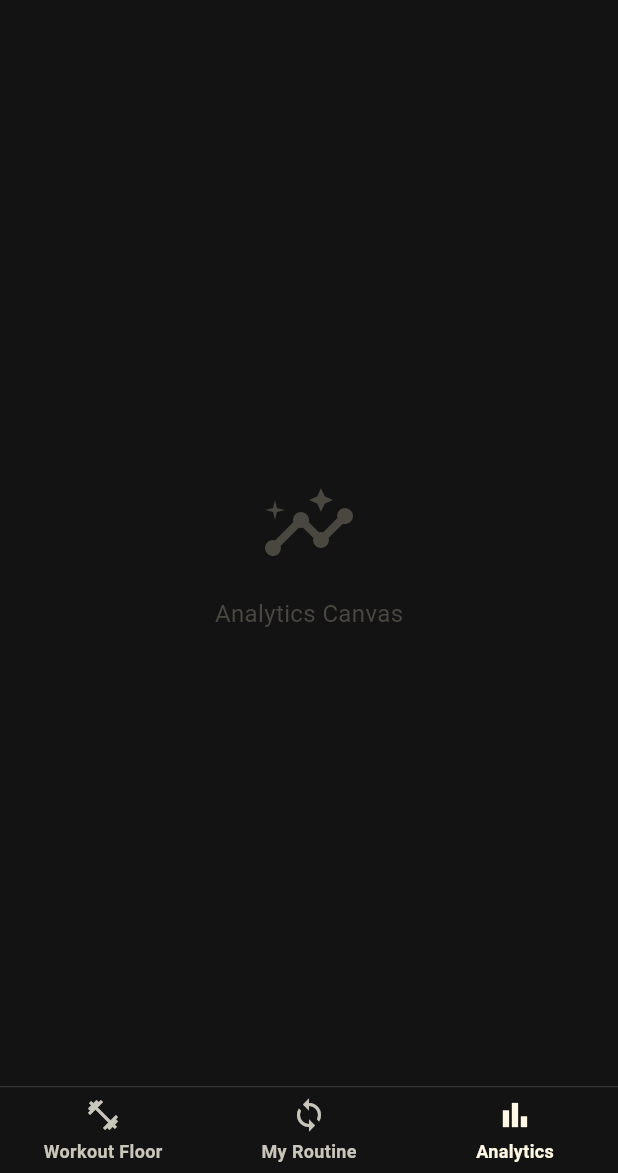
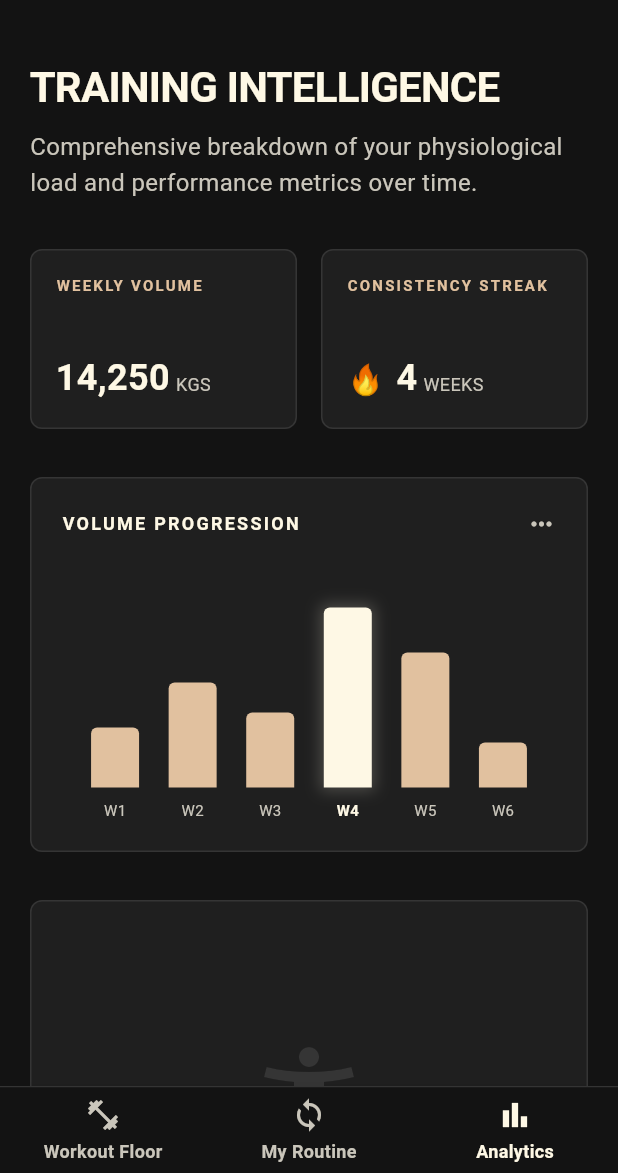
Before and after one commit to TugaGelo/Batak, a Flutter app: the screen it shows after launch, swiped to page 3, on a phone screen of 412 x 824 dp, the part 63-1236 px from its top. Run offline on Flutter 3.47's test engine with Material 3 defaults, Android fonts, the phone set to English and light mode, and no system bars; our stand-ins replace drift, drift_flutter, flutter_riverpod; accounts and stored records are empty; generated files the repository leaves out were written again.

Commit message:
ui: modularize analytics console into clean component widgets

```diff
--- a/lib/ui/analytics/analytics_screen.dart
+++ b/lib/ui/analytics/analytics_screen.dart
@@ -1,20 +1,52 @@
 import 'package:flutter/material.dart';
+import 'widgets/kpi_cards.dart';
+import 'widgets/volume_chart_card.dart';
+import 'widgets/heatmap_anchor_card.dart';
 
 class AnalyticsScreen extends StatelessWidget {
   const AnalyticsScreen({super.key});
 
   @override
   Widget build(BuildContext context) {
-    return const Center(
-      child: Column(
-        mainAxisAlignment: MainAxisAlignment.center,
-        children: [
-          Icon(Icons.insights, size: 64, color: Color(0xFF49473F)),
-          SizedBox(height: 16),
+    return Scaffold(
+      backgroundColor: Colors.transparent,
+      body: ListView(
+        padding: const EdgeInsets.symmetric(horizontal: 20, vertical: 24),
+        children: const [
           Text(
-            'Analytics Canvas',
-            style: TextStyle(color: Color(0xFF49473F), fontSize: 16),
+            "TRAINING INTELLIGENCE",
+            style: TextStyle(
+              color: Color(0xFFFEF8E5),
+              fontSize: 28,
+              fontWeight: FontWeight.bold,
+              letterSpacing: -0.5,
+            ),
           ),
+          SizedBox(height: 8),
+          Text(
+            "Comprehensive breakdown of your physiological load and performance metrics over time.",
+            style: TextStyle(
+              color: Color(0xFFCAC6BB),
+              fontSize: 16,
+              height: 1.5,
+            ),
+          ),
+          SizedBox(height: 32),
+
+          Row(
+            children: [
+              Expanded(child: VolumeKpiCard()),
+              SizedBox(width: 16),
+              Expanded(child: StreakKpiCard()),
+            ],
+          ),
+          SizedBox(height: 32),
+
+          VolumeChartCard(),
+          SizedBox(height: 32),
+
+          HeatmapAnchorCard(),
+          SizedBox(height: 64),
         ],
       ),
     );
--- /dev/null
+++ b/lib/ui/analytics/widgets/heatmap_anchor_card.dart
@@ -0,0 +1,45 @@
+import 'package:flutter/material.dart';
+
+class HeatmapAnchorCard extends StatelessWidget {
+  const HeatmapAnchorCard({super.key});
+
+  @override
+  Widget build(BuildContext context) {
+    return Container(
+      height: 300,
+      width: double.infinity,
+      decoration: BoxDecoration(
+        color: const Color(0xFF1F1F1F),
+        borderRadius: BorderRadius.circular(8),
+        border: Border.all(color: const Color(0xFF353535)),
+      ),
+      child: const Column(
+        mainAxisAlignment: MainAxisAlignment.center,
+        children: [
+          Icon(Icons.accessibility_new, size: 80, color: Color(0xFF353535)),
+          SizedBox(height: 24),
+          Row(
+            mainAxisAlignment: MainAxisAlignment.center,
+            children: [
+              SizedBox(
+                width: 8,
+                height: 8,
+                child: CircularProgressIndicator(strokeWidth: 2, color: Color(0xFFE1C19F)),
+              ),
+              SizedBox(width: 12),
+              Text(
+                "3D MUSCLE HEATMAP INITIALIZING...",
+                style: TextStyle(
+                  color: Color(0xFFE1C19F),
+                  fontSize: 10,
+                  fontWeight: FontWeight.bold,
+                  letterSpacing: 2,
+                ),
+              ),
+            ],
+          )
+        ],
+      ),
+    );
+  }
+}
--- /dev/null
+++ b/lib/ui/analytics/widgets/kpi_cards.dart
@@ -0,0 +1,87 @@
+import 'package:flutter/material.dart';
+
+class VolumeKpiCard extends StatelessWidget {
+  const VolumeKpiCard({super.key});
+
+  @override
+  Widget build(BuildContext context) {
+    return Container(
+      height: 120,
+      padding: const EdgeInsets.all(16),
+      decoration: BoxDecoration(
+        color: const Color(0xFF1F1F1F),
+        borderRadius: BorderRadius.circular(8),
+        border: Border.all(color: const Color(0xFF353535)),
+      ),
+      child: const Column(
+        crossAxisAlignment: CrossAxisAlignment.start,
+        mainAxisAlignment: MainAxisAlignment.spaceBetween,
+        children: [
+          Text(
+            "WEEKLY VOLUME",
+            style: TextStyle(color: Color(0xFFE1C19F), fontSize: 10, fontWeight: FontWeight.bold, letterSpacing: 1.5),
+          ),
+          Row(
+            crossAxisAlignment: CrossAxisAlignment.baseline,
+            textBaseline: TextBaseline.alphabetic,
+            children: [
+              Text(
+                "14,250",
+                style: TextStyle(color: Color(0xFFFEF8E5), fontSize: 24, fontWeight: FontWeight.bold),
+              ),
+              SizedBox(width: 4),
+              Text(
+                "KGS",
+                style: TextStyle(color: Color(0xFFCAC6BB), fontSize: 12),
+              ),
+            ],
+          ),
+        ],
+      ),
+    );
+  }
+}
+
+class StreakKpiCard extends StatelessWidget {
+  const StreakKpiCard({super.key});
+
+  @override
+  Widget build(BuildContext context) {
+    return Container(
+      height: 120,
+      padding: const EdgeInsets.all(16),
+      decoration: BoxDecoration(
+        color: const Color(0xFF1F1F1F),
+        borderRadius: BorderRadius.circular(8),
+        border: Border.all(color: const Color(0xFF353535)),
+      ),
+      child: const Column(
+        crossAxisAlignment: CrossAxisAlignment.start,
+        mainAxisAlignment: MainAxisAlignment.spaceBetween,
+        children: [
+          Text(
+            "CONSISTENCY STREAK",
+            style: TextStyle(color: Color(0xFFE1C19F), fontSize: 10, fontWeight: FontWeight.bold, letterSpacing: 1.5),
+          ),
+          Row(
+            crossAxisAlignment: CrossAxisAlignment.baseline,
+            textBaseline: TextBaseline.alphabetic,
+            children: [
+              Text("🔥", style: TextStyle(fontSize: 20)),
+              SizedBox(width: 8),
+              Text(
+                "4",
+                style: TextStyle(color: Color(0xFFFEF8E5), fontSize: 24, fontWeight: FontWeight.bold),
+              ),
+              SizedBox(width: 4),
+              Text(
+                "WEEKS",
+                style: TextStyle(color: Color(0xFFCAC6BB), fontSize: 12),
+              ),
+            ],
+          ),
+        ],
+      ),
+    );
+  }
+}
--- /dev/null
+++ b/lib/ui/analytics/widgets/volume_chart_card.dart
@@ -0,0 +1,74 @@
+import 'package:flutter/material.dart';
+
+class VolumeChartCard extends StatelessWidget {
+  const VolumeChartCard({super.key});
+
+  @override
+  Widget build(BuildContext context) {
+    return Container(
+      height: 250,
+      padding: const EdgeInsets.all(20),
+      decoration: BoxDecoration(
+        color: const Color(0xFF1F1F1F),
+        borderRadius: BorderRadius.circular(8),
+        border: Border.all(color: const Color(0xFF353535)),
+      ),
+      child: Column(
+        crossAxisAlignment: CrossAxisAlignment.start,
+        children: [
+          const Row(
+            mainAxisAlignment: MainAxisAlignment.spaceBetween,
+            children: [
+              Text(
+                "VOLUME PROGRESSION",
+                style: TextStyle(color: Color(0xFFFEF8E5), fontSize: 12, fontWeight: FontWeight.bold, letterSpacing: 1.5),
+              ),
+              Icon(Icons.more_horiz, color: Color(0xFFCAC6BB), size: 20),
+            ],
+          ),
+          const Spacer(),
+          Row(
+            mainAxisAlignment: MainAxisAlignment.spaceEvenly,
+            crossAxisAlignment: CrossAxisAlignment.end,
+            children: [
+              _buildBar("W1", 40, false),
+              _buildBar("W2", 70, false),
+              _buildBar("W3", 50, false),
+              _buildBar("W4", 120, true),
+              _buildBar("W5", 90, false),
+              _buildBar("W6", 30, false),
+            ],
+          ),
+        ],
+      ),
+    );
+  }
+
+  Widget _buildBar(String label, double height, bool isActive) {
+    return Column(
+      mainAxisAlignment: MainAxisAlignment.end,
+      children: [
+        Container(
+          width: 32,
+          height: height,
+          decoration: BoxDecoration(
+            color: isActive ? const Color(0xFFFEF8E5) : const Color(0xFFE1C19F),
+            borderRadius: const BorderRadius.vertical(top: Radius.circular(4)),
+            boxShadow: isActive
+                ? [const BoxShadow(color: Color(0x33FEF8E5), blurRadius: 8, spreadRadius: 2)]
+                : [],
+          ),
+        ),
+        const SizedBox(height: 8),
+        Text(
+          label,
+          style: TextStyle(
+            color: isActive ? const Color(0xFFFEF8E5) : const Color(0xFFCAC6BB),
+            fontSize: 10,
+            fontWeight: isActive ? FontWeight.bold : FontWeight.normal,
+          ),
+        ),
+      ],
+    );
+  }
+}
```
